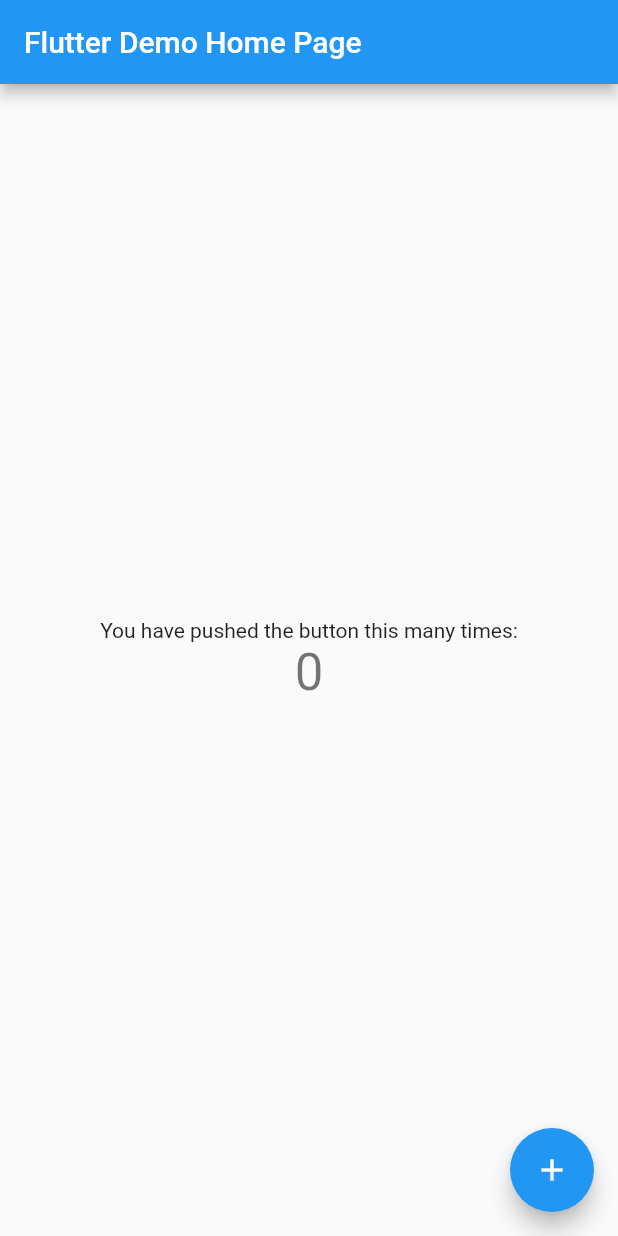
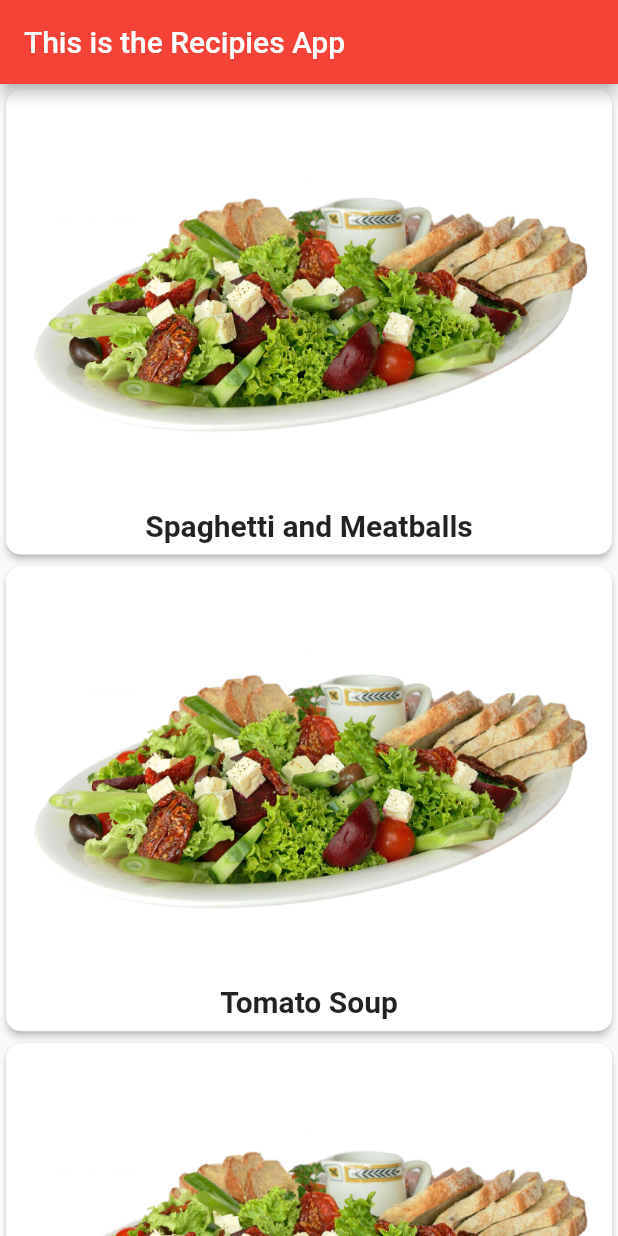
Before and after one commit to appeyroadSNU/carrot_market, a Flutter app: the screen it shows after launch, on a phone screen of 412 x 824 dp. Run offline on Flutter 3.47's test engine with Material 2 defaults, Android fonts, the phone set to English and light mode, and no system bars; Roboto replaces fonts that are missing (Palatino).

Commit message:
0417
이은채 ~#26

```diff
--- a/lib/main.dart
+++ b/lib/main.dart
@@ -1,11 +1,15 @@
+import 'package:carrot_market/recipe_detail.dart';
 import 'package:flutter/material.dart';
+import 'recipe.dart';
 
 void main() {
-  runApp(const MyApp());
+  runApp(const RecipesApp());
 }
 
-class MyApp extends StatelessWidget {
-  const MyApp({Key? key}) : super(key: key);
+
+class RecipesApp extends StatelessWidget {
+  const RecipesApp({Key? key}) : super(key: key);
+
 
   // This widget is the root of your application.
   @override
@@ -13,103 +17,56 @@ class MyApp extends StatelessWidget {
     return MaterialApp(
       title: 'Flutter Demo',
       theme: ThemeData(
-        // This is the theme of your application.
-        //
-        // Try running your application with "flutter run". You'll see the
-        // application has a blue toolbar. Then, without quitting the app, try
-        // changing the primarySwatch below to Colors.green and then invoke
-        // "hot reload" (press "r" in the console where you ran "flutter run",
-        // or simply save your changes to "hot reload" in a Flutter IDE).
-        // Notice that the counter didn't reset back to zero; the application
-        // is not restarted.
-        primarySwatch: Colors.blue,
+        primarySwatch: Colors.red,
       ),
-      home: const MyHomePage(title: 'Flutter Demo Home Page'),
+      home: MyHomePage(),
     );
   }
 }
 
-class MyHomePage extends StatefulWidget {
-  const MyHomePage({Key? key, required this.title}) : super(key: key);
-
-  // This widget is the home page of your application. It is stateful, meaning
-  // that it has a State object (defined below) that contains fields that affect
-  // how it looks.
-
-  // This class is the configuration for the state. It holds the values (in this
-  // case the title) provided by the parent (in this case the App widget) and
-  // used by the build method of the State. Fields in a Widget subclass are
-  // always marked "final".
-
-  final String title;
-
-  @override
-  State<MyHomePage> createState() => _MyHomePageState();
-}
-
-class _MyHomePageState extends State<MyHomePage> {
-  int _counter = 0;
-
-  void _incrementCounter() {
-    setState(() {
-      // This call to setState tells the Flutter framework that something has
-      // changed in this State, which causes it to rerun the build method below
-      // so that the display can reflect the updated values. If we changed
-      // _counter without calling setState(), then the build method would not be
-      // called again, and so nothing would appear to happen.
-      _counter++;
-    });
-  }
+class MyHomePage extends StatelessWidget {
+  MyHomePage({Key? key}) : super(key: key);
 
   @override
   Widget build(BuildContext context) {
-    // This method is rerun every time setState is called, for instance as done
-    // by the _incrementCounter method above.
-    //
-    // The Flutter framework has been optimized to make rerunning build methods
-    // fast, so that you can just rebuild anything that needs updating rather
-    // than having to individually change instances of widgets.
     return Scaffold(
       appBar: AppBar(
-        // Here we take the value from the MyHomePage object that was created by
-        // the App.build method, and use it to set our appbar title.
-        title: Text(widget.title),
+        title: Text('This is the Recipies App'),
       ),
-      body: Center(
-        // Center is a layout widget. It takes a single child and positions it
-        // in the middle of the parent.
+      body: ListView.builder(
+        itemBuilder: (context, index) {
+          return GestureDetector(
+              onTap: (){
+                Navigator.of(context)
+                    .push(MaterialPageRoute(builder: (context){
+                  return RecipeDetail(recipe: recipes[index],);
+                }));
+              },
+              child: buildRecipeCard(recipes[index])
+          );
+        },
+        itemCount: recipes.length,
+      ),
+    );
+  }
+
+  Widget buildRecipeCard(Recipe recipe){
+    return Card(
+      elevation: 2.0,
+      shape: RoundedRectangleBorder(borderRadius: BorderRadius.circular(10.0)),
+      child: Padding(
+        padding: const EdgeInsets.all(8.0),
         child: Column(
-          // Column is also a layout widget. It takes a list of children and
-          // arranges them vertically. By default, it sizes itself to fit its
-          // children horizontally, and tries to be as tall as its parent.
-          //
-          // Invoke "debug painting" (press "p" in the console, choose the
-          // "Toggle Debug Paint" action from the Flutter Inspector in Android
-          // Studio, or the "Toggle Debug Paint" command in Visual Studio Code)
-          // to see the wireframe for each widget.
-          //
-          // Column has various properties to control how it sizes itself and
-          // how it positions its children. Here we use mainAxisAlignment to
-          // center the children vertically; the main axis here is the vertical
-          // axis because Columns are vertical (the cross axis would be
-          // horizontal).
-          mainAxisAlignment: MainAxisAlignment.center,
-          children: <Widget>[
-            const Text(
-              'You have pushed the button this many times:',
-            ),
+          children: [
+            Image.asset(recipe.imageURL),
+            const SizedBox(height: 12),
             Text(
-              '$_counter',
-              style: Theme.of(context).textTheme.headline4,
-            ),
+              recipe.label,
+              style: const TextStyle(fontSize: 20.0, fontWeight: FontWeight.w700, fontFamily: 'Palatino'),
+            )
           ],
         ),
       ),
-      floatingActionButton: FloatingActionButton(
-        onPressed: _incrementCounter,
-        tooltip: 'Increment',
-        child: const Icon(Icons.add),
-      ), // This trailing comma makes auto-formatting nicer for build methods.
     );
   }
 }
--- /dev/null
+++ b/lib/recipe.dart
@@ -0,0 +1,69 @@
+class Recipe{
+  String label;
+  String imageURL;
+  int servings;
+  List<Ingredient> ingredients;
+
+  Recipe(this.label, this.imageURL, this.servings, this.ingredients);
+}
+
+class Ingredient{
+  String name;
+  String measure;
+  double quantity;
+
+  Ingredient(this.quantity, this.measure, this.name);
+}
+
+List<Recipe> recipes = [
+  Recipe(
+    'Spaghetti and Meatballs', 'assets/food.jpg', 4,
+    [
+      Ingredient(1, 'box', 'Spaghetti',),
+      Ingredient(4, '', 'Frozen Meatballs',),
+      Ingredient(0.5, 'jar', 'sauce',),
+    ],
+  ),
+
+  Recipe('Tomato Soup', 'assets/food.jpg', 2,
+    [
+      Ingredient(1, 'can', 'Tomato Soup',),
+    ],
+  ),
+
+  Recipe(
+    'Grilled Cheese', 'assets/food.jpg', 1,
+    [
+      Ingredient(2, 'slices', 'Cheese',),
+      Ingredient(2, 'slices', 'Bread',),
+    ],
+  ),
+
+  Recipe(
+    'Chocolate Chip Cookies', 'assets/food.jpg', 24,
+    [
+      Ingredient(4, 'cups', 'flour',),
+      Ingredient(2, 'cups', 'sugar',),
+      Ingredient(0.5, 'cups', 'chocolate chips',),
+    ],
+  ),
+
+  Recipe(
+    'Taco Salad', 'assets/food.jpg', 1,
+    [
+      Ingredient(4, 'oz', 'nachos',),
+      Ingredient(3, 'oz', 'taco meat',),
+      Ingredient(0.5, 'cup', 'cheese',),
+      Ingredient(0.25, 'cup', 'chopped tomatoes',),
+    ],
+  ),
+
+  Recipe(
+    'Hawaiian Pizza', 'assets/food.jpg', 4,
+    [
+      Ingredient(1, 'item', 'pizza',),
+      Ingredient(1, 'cup', 'pineapple',),
+      Ingredient(8, 'oz', 'ham',),
+    ],
+  ),
+];
--- a/pubspec.yaml
+++ b/pubspec.yaml
@@ -58,7 +58,8 @@ flutter:
   uses-material-design: true
 
   # To add assets to your application, add an assets section, like this:
-  # assets:
+  assets:
+    - assets/
   #   - images/a_dot_burr.jpeg
   #   - images/a_dot_ham.jpeg
 
```
Also changed, not shown: lib/recipe_detail.dart (added, +64 -0 lines), assets/food.jpg (added), 1 other file.
